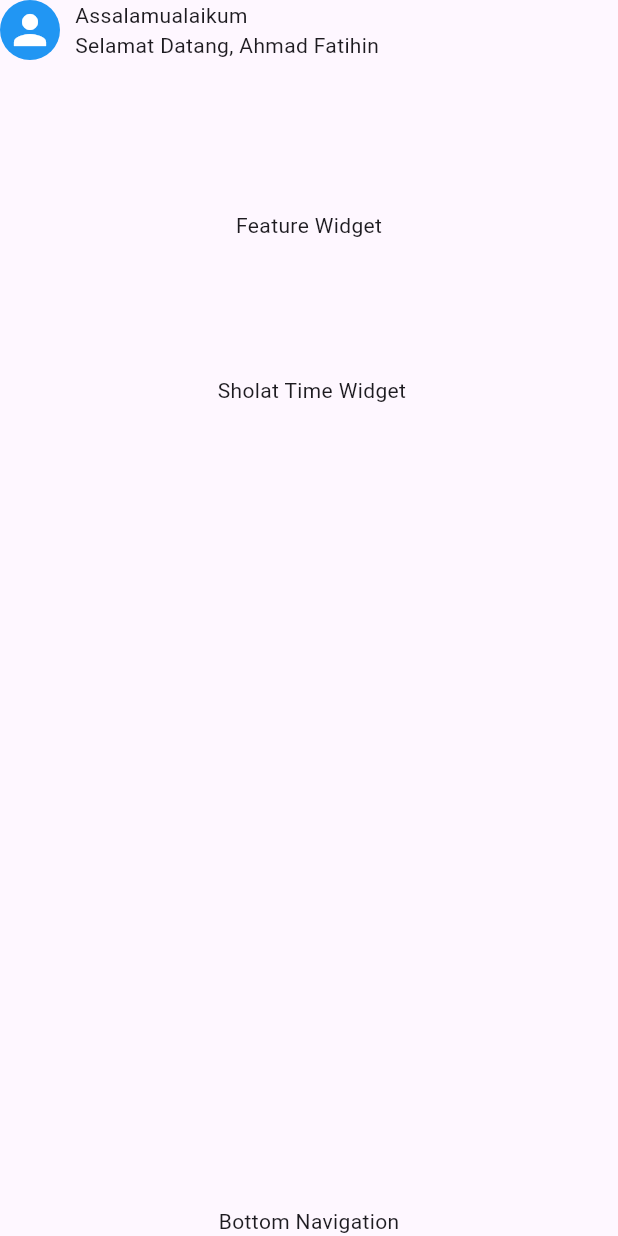
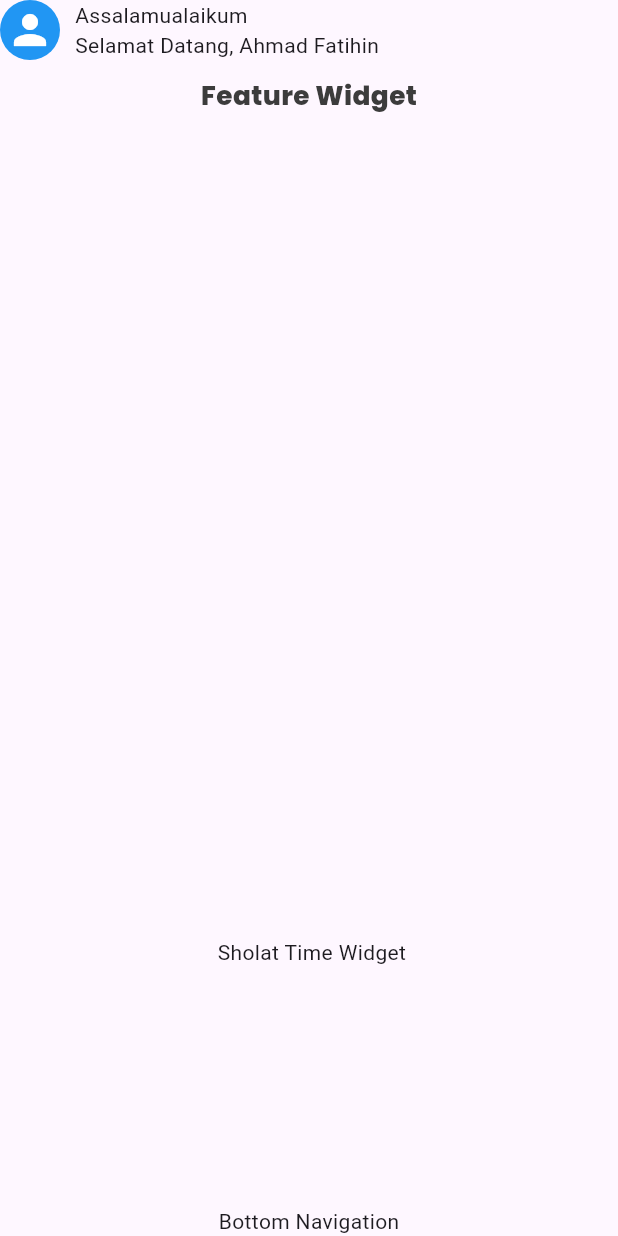
Before and after one commit to ahmadfatihin/Alif-Quran, a Flutter app: the screen it shows after launch, on a phone screen of 412 x 824 dp. Run offline on Flutter 3.47's test engine with Material 3 defaults, Android fonts, the phone set to English and light mode, and no system bars; our stand-ins replace bloc, connectivity_plus, dio, equatable, flutter_screenutil, freezed_annotation and 6 more; generated files the repository leaves out were written again.

Commit message:
feat: add screenutils, and design systems
consist themes, text and color

```diff
--- /dev/null
+++ b/lib/core/design_system/themes/dimension.dart
@@ -0,0 +1,174 @@
+import 'package:flutter_screenutil/flutter_screenutil.dart';
+
+class Dimension {
+  static double zero = 0;
+
+  // font
+  static double style5 = 5.sp;
+  static double style10 = 10.sp;
+  static double style12 = 12.sp;
+  static double style14 = 14.sp;
+  static double style16 = 16.sp;
+  static double style17 = 17.sp;
+  static double style18 = 18.sp;
+  static double style20 = 20.sp;
+  static double style21 = 21.sp;
+  static double style22 = 22.sp;
+  static double style24 = 24.sp;
+  static double style30 = 30.sp;
+  static double style32 = 32.sp;
+  static double style40 = 40.sp;
+  static double style60 = 60.sp;
+  static double style90 = 90.sp;
+
+  // size height
+  static double height1 = 1.h;
+  static double height3 = 3.h;
+  static double height4 = 4.h;
+  static double height5 = 5.h;
+  static double height8 = 8.h;
+  static double height10 = 10.h;
+  static double height12 = 12.h;
+  static double height13 = 13.h;
+  static double height14 = 14.h;
+  static double height15 = 15.h;
+  static double height16 = 16.h;
+  static double height20 = 20.h;
+  static double height22 = 22.h;
+  static double height25 = 25.h;
+  static double height27 = 27.h;
+  static double height28 = 28.h;
+  static double height29 = 29.h;
+  static double height30 = 30.h;
+  static double height35 = 35.h;
+  static double height38 = 38.h;
+  static double height40 = 40.h;
+  static double height44 = 44.h;
+  static double height48 = 48.h;
+  static double height50 = 50.h;
+  static double height52 = 52.h;
+  static double height60 = 60.h;
+  static double height62 = 62.h;
+  static double height63 = 63.h;
+  static double height64 = 64.h;
+  static double height68 = 68.h;
+  static double height70 = 70.h;
+  static double height80 = 80.h;
+  static double height90 = 90.h;
+  static double height95 = 95.h;
+  static double height99 = 99.h;
+  static double height100 = 100.h;
+  static double height110 = 110.h;
+  static double height139 = 139.h;
+  static double height149 = 149.h;
+  static double height150 = 150.h;
+  static double height170 = 170.h;
+  static double height180 = 180.h;
+  static double height195 = 195.h;
+  static double height200 = 200.h;
+  static double height223 = 223.h;
+  static double height235 = 235.h;
+  static double height249 = 249.h;
+  static double height263 = 263.h;
+  static double height300 = 300.h;
+  static double height360 = 360.h;
+  static double height375 = 375.h;
+  static double height400 = 400.h;
+  static double height430 = 430.h;
+  static double height450 = 450.h;
+  static double height474 = 474.h;
+  static double height500 = 500.h;
+  static double height510 = 510.h;
+  static double height520 = 520.h;
+  static double height550 = 550.h;
+  static double height573 = 573.h;
+  static double height600 = 600.h;
+  static double height617 = 617.h;
+  static double height620 = 620.h;
+  static double height635 = 635.h;
+  static double height650 = 650.h;
+  static double height680 = 680.h;
+  static double height700 = 700.h;
+  static double height720 = 720.h;
+  static double height770 = 770.h;
+  static double height804 = 804.h;
+  static double height815 = 815.h;
+  static double fullHeight = 1.sh;
+
+  // size width
+  static double width1 = 1.w;
+  static double width2 = 2.w;
+  static double width3 = 3.w;
+  static double width5 = 5.w;
+  static double width6 = 6.w;
+  static double width8 = 8.w;
+  static double width10 = 10.w;
+  static double width12 = 12.w;
+  static double width13 = 13.w;
+  static double width14 = 14.w;
+  static double width15 = 15.w;
+  static double width17 = 17.w;
+  static double width20 = 20.w;
+  static double width22 = 22.w;
+  static double width23 = 23.w;
+  static double width25 = 25.w;
+  static double width30 = 30.w;
+  static double width34 = 34.w;
+  static double width40 = 40.w;
+  static double width50 = 50.w;
+  static double width60 = 60.w;
+  static double width63 = 63.w;
+  static double width70 = 70.w;
+  static double width72 = 72.w;
+  static double width80 = 80.w;
+  static double width90 = 90.w;
+  static double width100 = 100.w;
+  static double width110 = 110.w;
+  static double width115 = 115.w;
+  static double width118 = 118.w;
+  static double width120 = 120.w;
+  static double width130 = 130.w;
+  static double width140 = 140.w;
+  static double width150 = 150.w;
+  static double width160 = 160.w;
+  static double width165 = 165.w;
+  static double width170 = 170.w;
+  static double width180 = 180.w;
+  static double width182 = 182.w;
+  static double width240 = 240.w;
+  static double width480 = 480.w;
+  static double width179 = 179.w;
+  static double width195 = 195.w;
+  static double width200 = 200.w;
+  static double width250 = 250.w;
+  static double width259 = 259.w;
+  static double width223 = 223.w;
+  static double width225 = 225.w;
+  static double width290 = 290.w;
+  static double width300 = 300.w;
+  static double width337 = 337.w;
+  static double width340 = 340.w;
+  static double width350 = 350.w;
+  static double width360 = 360.w;
+  static double width370 = 370.w;
+  static double width398 = 398.w;
+  static double width400 = 400.w;
+  static double width420 = 420.w;
+  static double width440 = 440.w;
+  static double width500 = 500.w;
+  static double width535 = 535.w;
+  static double width600 = 600.w;
+  static double width800 = 800.w;
+  static double width857 = 857.w;
+  static double width860 = 860.w;
+  static double width935 = 935.w;
+
+  // size radius
+  static double radius3 = 3.r;
+  static double radius5 = 5.r;
+  static double radius8 = 8.r;
+  static double radius10 = 10.r;
+  static double radius25 = 25.r;
+  static double radius20 = 20.r;
+  static double radius30 = 30.r;
+}
--- /dev/null
+++ b/lib/core/design_system/themes/pallet.dart
@@ -0,0 +1,56 @@
+import 'package:flutter/material.dart';
+
+class Pallet {
+  //Backgrounds
+
+  static Color get successBg => const Color(0xFFAAF0C4);
+
+  static Color get errorBg => const Color(0xFFEABABA);
+
+  static Color get processBg => const Color(0xFFFFDEB7);
+
+  static Color get secondBg => const Color(0xFFC8DAFF);
+
+  static Color get lightBg => const Color(0xFFF7F7FC);
+
+  static Color get disableBg => const Color(0xFFF7F7F7);
+
+  static Color get selectedBg => const Color(0xFFDEE0FC);
+
+  //Text&Others
+
+  static Color get textDark => const Color(0xFF3C3C3C);
+
+  static Color get textGrey => const Color(0xFF909090);
+
+  static Color get textLight => const Color(0xFFFFFFFF);
+
+  static Color get border => const Color(0xFFE3E3E3);
+
+  static Color get darkBorder => const Color(0xFFD2D2D2);
+
+  //Disable
+
+  static Color get disablePrimary => const Color(0xFFCED1FA);
+
+  static Color get disableSecondary => const Color(0xFF84CAFF);
+
+  static LinearGradient get disableGradient => const LinearGradient(
+        stops: [0.0374, 0.967],
+        transform: GradientRotation(107.13 * 3.1415927 / 180),
+        colors: [Color(0xFFA3DCE2), Color(0xFFB6F1F8)],
+      );
+
+  static Color get disableError => const Color(0xFFCD9393);
+
+  static Color get disableSuccess => const Color(0xFF8ECBC1);
+
+  static Color get disableProcess => const Color(0xFFDBBB94);
+
+  // Put other colors that duplicate, but have different implementation here
+  static Color get transparent => const Color(0x00000000);
+
+  static Color get white => const Color(0xFFFFFFFF);
+
+  static Color get black => const Color(0xFF000000);
+}
--- /dev/null
+++ b/lib/core/design_system/themes/textstyles.dart
@@ -0,0 +1,200 @@
+import 'package:google_fonts/google_fonts.dart';
+import 'package:flutter/material.dart';
+import 'package:alif_quran/core/design_system/themes/dimension.dart';
+import 'package:alif_quran/core/design_system/themes/pallet.dart';
+
+class TextStyles {
+  // default
+  static TextStyle get defaultStyle => GoogleFonts.poppins(
+        fontStyle: FontStyle.normal,
+        fontWeight: FontWeight.normal,
+        color: Pallet.textDark,
+      );
+
+  /// Font Size 10 Default
+  static TextStyle get text2XsDefault => defaultStyle.copyWith(
+        fontSize: Dimension.style10,
+      );
+
+  /// Font Size 10 Weight 400
+  static TextStyle get text2XsRegular => text2XsDefault.copyWith(
+        fontWeight: FontWeight.w400,
+      );
+
+  /// Font Size 10 Weight 600
+  static TextStyle get text2XsSemiBold => text2XsDefault.copyWith(
+        fontWeight: FontWeight.w600,
+      );
+
+  /// Font Size 10 Weight 800
+  static TextStyle get text2XsXtraBold => text2XsDefault.copyWith(
+        fontWeight: FontWeight.w800,
+      );
+
+  /// Font Size 12 Default
+  static TextStyle get textXsDefault => defaultStyle.copyWith(
+        fontSize: Dimension.style12,
+      );
+
+  /// Font Size 12 Weight 400
+  static TextStyle get textXsRegular => textXsDefault.copyWith(
+        fontWeight: FontWeight.w400,
+      );
+
+  /// Font Size 12 Weight 600
+  static TextStyle get textXsSemiBold => textXsDefault.copyWith(
+        fontWeight: FontWeight.w600,
+      );
+
+  /// Font Size 12 Weight 800
+  static TextStyle get textXsXtraBold => textXsDefault.copyWith(
+        fontWeight: FontWeight.w800,
+      );
+
+  /// Font Size 14 Default
+  static TextStyle get textSmDefault => defaultStyle.copyWith(
+        fontSize: Dimension.style14,
+      );
+
+  /// Font Size 14 Weight 400
+  static TextStyle get textSmRegular => textSmDefault.copyWith(
+        fontWeight: FontWeight.w400,
+      );
+
+  /// Font Size 14 Weight 600
+  static TextStyle get textSmSemiBold => textSmDefault.copyWith(
+        fontWeight: FontWeight.w600,
+      );
+
+  /// Font Size 14 Weight 800
+  static TextStyle get textSmXtraBold => textSmDefault.copyWith(
+        fontWeight: FontWeight.w800,
+      );
+
+  /// Font Size 16 Default
+  static TextStyle get textBaseDefault => defaultStyle.copyWith(
+        fontSize: Dimension.style16,
+      );
+
+  /// Font Size 16 Weight 400
+  static TextStyle get textBaseRegular => textBaseDefault.copyWith(
+        fontWeight: FontWeight.w400,
+      );
+
+  /// Font Size 16 Weight 600
+  static TextStyle get textBaseSemiBold => textBaseDefault.copyWith(
+        fontWeight: FontWeight.w600,
+      );
+
+  /// Font Size 16 Weight 700
+  static TextStyle get textBaseBold => textBaseDefault.copyWith(
+        fontWeight: FontWeight.w700,
+      );
+
+  /// Font Size 16 Weight 800
+  static TextStyle get textBaseXtraBold => textBaseDefault.copyWith(
+        fontWeight: FontWeight.w800,
+      );
+
+  /// Font Size 18 Default
+  static TextStyle get textMdDefault => defaultStyle.copyWith(
+        fontSize: Dimension.style18,
+      );
+
+  /// Font Size 18 Weight 400
+  static TextStyle get textMdRegular => textMdDefault.copyWith(
+        fontWeight: FontWeight.w400,
+      );
+
+  /// Font Size 18 Weight 600
+  static TextStyle get textMdSemiBold => textMdDefault.copyWith(
+        fontWeight: FontWeight.w600,
+      );
+
+  /// Font Size 18 Weight 800
+  static TextStyle get textMdXtraBold => textMdDefault.copyWith(
+        fontWeight: FontWeight.w800,
+      );
+
+  // textLG
+  /// Font Size 20 Default
+  static TextStyle get textLgDefault => defaultStyle.copyWith(
+        fontSize: Dimension.style20,
+      );
+
+  /// Font Size 20 Weight 400
+  static TextStyle get textLgRegular => textLgDefault.copyWith(
+        fontWeight: FontWeight.w400,
+      );
+
+  /// Font Size 20 Weight 600
+  static TextStyle get textLgSemiBold => textLgDefault.copyWith(
+        fontWeight: FontWeight.w600,
+      );
+
+  /// Font Size 20 Weight 800
+  static TextStyle get textLgXtraBold => textLgDefault.copyWith(
+        fontWeight: FontWeight.w800,
+      );
+  // textXL
+  /// Font Size 24 Default
+  static TextStyle get textXlDefault => defaultStyle.copyWith(
+        fontSize: Dimension.style24,
+      );
+
+  /// Font Size 24 Weight 400
+  static TextStyle get textXlRegular => textXlDefault.copyWith(
+        fontWeight: FontWeight.w400,
+      );
+
+  /// Font Size 24 Weight 600
+  static TextStyle get textXlSemiBold => textXlDefault.copyWith(
+        fontWeight: FontWeight.w600,
+      );
+
+  /// Font Size 24 Weight 800
+  static TextStyle get textXlXtraBold => textXlDefault.copyWith(
+        fontWeight: FontWeight.w800,
+      );
+
+  // text2XL
+  /// Font Size 32 Default
+  static TextStyle get text2XlDefault => defaultStyle.copyWith(
+        fontSize: Dimension.style32,
+      );
+
+  /// Font Size 32 Weight 400
+  static TextStyle get text2XlRegular => text2XlDefault.copyWith(
+        fontWeight: FontWeight.w400,
+      );
+
+  /// Font Size 32 Weight 600
+  static TextStyle get text2XlSemiBold => text2XlDefault.copyWith(
+        fontWeight: FontWeight.w600,
+      );
+
+  /// Font Size 32 Weight 800
+  static TextStyle get text2XlXtraBold => text2XlDefault.copyWith(
+        fontWeight: FontWeight.w800,
+      );
+
+  /// Font Size 40 Default
+  static TextStyle get text3XlDefault => defaultStyle.copyWith(
+        fontSize: Dimension.style40,
+      );
+
+  /// Font Size 40 Weight 400
+  static TextStyle get text3XlRegular => text3XlDefault.copyWith(
+        fontWeight: FontWeight.w400,
+      );
+
+  /// Font Size 40 Weight 600
+  static TextStyle get text3XlSemiBold => text3XlDefault.copyWith(
+        fontWeight: FontWeight.w600,
+      );
+
+  /// Font Size 40 Weight 800
+  static TextStyle get text3XlXtraBold => text3XlDefault.copyWith(
+        fontWeight: FontWeight.w800,
+      );
+}
--- a/lib/core/design_system/circular_avatar_widget.dart
+++ b/lib/core/design_system/widgets/circular_avatar_widget.dart
@@ -4,9 +4,9 @@ class CircularAvatarWidget extends StatelessWidget {
   final double size;
 
   const CircularAvatarWidget({
-    Key? key,
+    super.key,
     required this.size,
-  }) : super(key: key);
+  });
 
   @override
   Widget build(BuildContext context) {
@@ -17,7 +17,7 @@ class CircularAvatarWidget extends StatelessWidget {
         Icons.person,
         size: size * 0.8,
         color: Colors.white,
-      ), // Placeholder background color
+      ),
     );
   }
 }
--- a/lib/features/home/ui/screens/home_screen.dart
+++ b/lib/features/home/ui/screens/home_screen.dart
@@ -1,5 +1,7 @@
+import 'package:alif_quran/core/design_system/themes/textstyles.dart';
 import 'package:flutter/material.dart';
 
+import '../../../../core/design_system/themes/dimension.dart';
 import '../widgets/home_header_widget.dart';
 
 class HomeScreen extends StatelessWidget {
@@ -7,21 +9,24 @@ class HomeScreen extends StatelessWidget {
 
   @override
   Widget build(BuildContext context) {
-    return const Scaffold(
+    return Scaffold(
       body: SafeArea(
         child: Column(
           children: [
-            HomeHeaderWidget(),
-            SizedBox(height: 100),
+            const HomeHeaderWidget(),
+            SizedBox(height: Dimension.width10),
             Center(
-              child: Text('Feature Widget'),
+              child: Text(
+                'Feature Widget',
+                style: TextStyles.textBaseXtraBold,
+              ),
             ),
-            SizedBox(height: 90),
-            Center(
+            SizedBox(height: Dimension.width500),
+            const Center(
               child: Text(' Sholat Time Widget'),
             ),
-            Spacer(),
-            Center(
+            const Spacer(),
+            const Center(
               child: Text('Bottom Navigation'),
             ),
           ],
--- a/lib/features/home/ui/widgets/home_header_widget.dart
+++ b/lib/features/home/ui/widgets/home_header_widget.dart
@@ -1,4 +1,4 @@
-import 'package:alif_quran/core/design_system/circular_avatar_widget.dart';
+import 'package:alif_quran/core/design_system/widgets/circular_avatar_widget.dart';
 import 'package:flutter/material.dart';
 
 class HomeHeaderWidget extends StatelessWidget {
--- a/lib/main.dart
+++ b/lib/main.dart
@@ -1,10 +1,13 @@
 import 'package:alif_quran/core/di/injector.dart';
 import 'package:flutter/material.dart';
+import 'package:flutter_screenutil/flutter_screenutil.dart';
 
 import 'core/routes/routes_config.dart';
 
 void main() async {
+  await ScreenUtil.ensureScreenSize();
   await configureDependencies();
+
   runApp(const MyApp());
 }
 
@@ -12,8 +15,11 @@
   const MyApp({super.key});
   @override
   Widget build(BuildContext context) {
-    return MaterialApp.router(
-      routerConfig: RoutesConfig.appRouter,
+    return ScreenUtilInit(
+      designSize: const Size(375, 812),
+      child: MaterialApp.router(
+        routerConfig: RoutesConfig.appRouter,
+      ),
     );
   }
 }
--- a/pubspec.yaml
+++ b/pubspec.yaml
@@ -46,6 +46,8 @@ dependencies:
   envied: ^0.3.0+3
   logger: ^2.2.0
   pretty_dio_logger: ^1.3.1
+  google_fonts: ^6.2.1
+  flutter_screenutil: ^5.9.0
 
 dev_dependencies:
   flutter_test:
```
